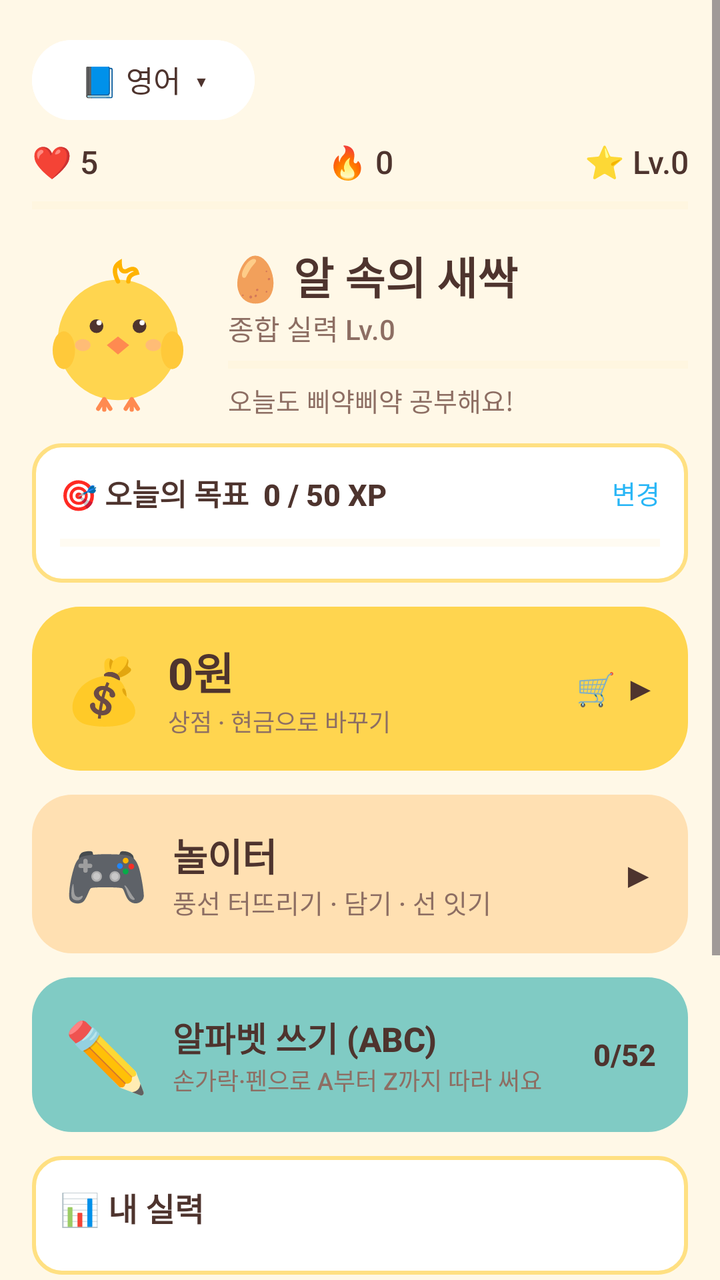
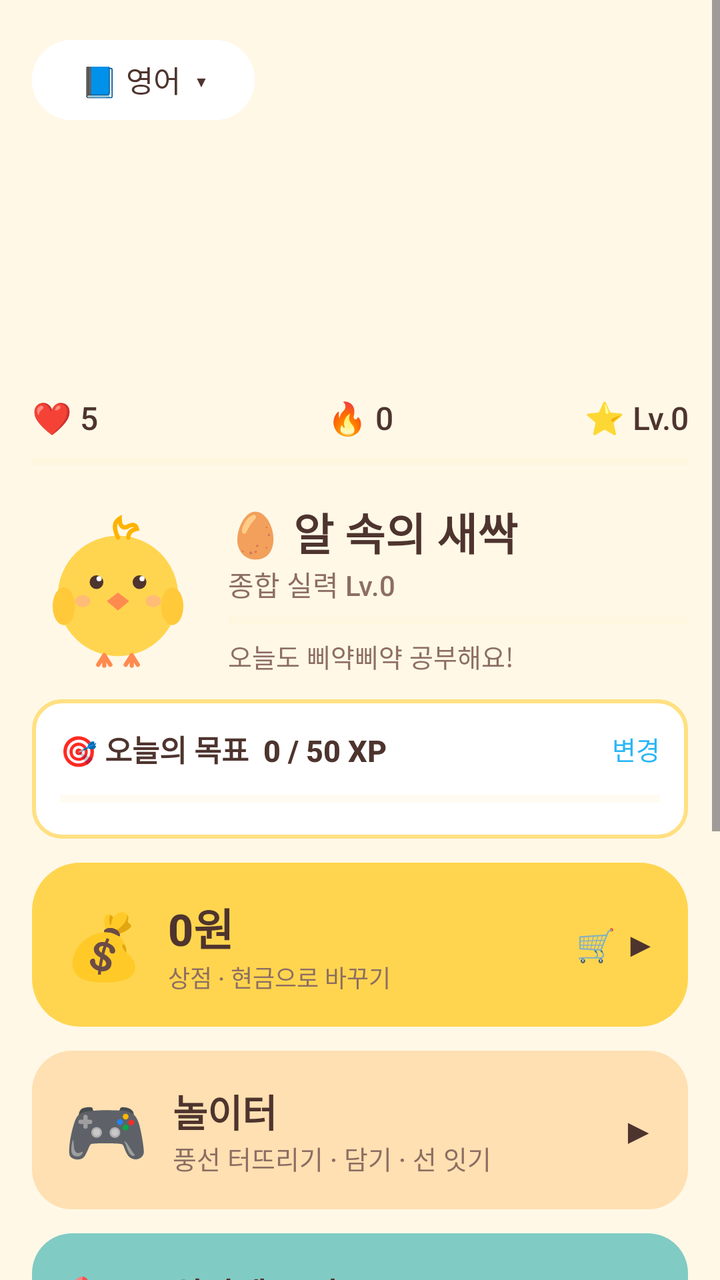

Compare the two renders of this Android layout. The source of the first and the diff that turns it into the second are given below.
<!-- AndroidManifest.xml: application theme Theme.Piyak -->
<!-- res/layout/activity_main.xml -->
<?xml version="1.0" encoding="utf-8"?>
<ScrollView xmlns:android="http://schemas.android.com/apk/res/android"
    android:layout_width="match_parent" android:layout_height="match_parent"
    android:fillViewport="true">

    <LinearLayout
        android:layout_width="match_parent" android:layout_height="wrap_content"
        android:orientation="vertical" android:padding="16dp">

        
        <Button android:id="@+id/btnSwitchSubject"
            android:layout_width="wrap_content" android:layout_height="wrap_content"
            android:text="📘 영어  ▾" android:textSize="15sp"
            android:backgroundTint="@color/white" android:textColor="@color/brown_text" />

        
        <LinearLayout
            android:layout_width="match_parent" android:layout_height="wrap_content"
            android:layout_marginTop="6dp"
            android:orientation="horizontal" android:gravity="center_vertical">
            <TextView android:id="@+id/txtHearts" android:layout_width="0dp" android:layout_height="wrap_content"
                android:layout_weight="1" android:textSize="16sp" android:text="❤️ 5" />
            <TextView android:id="@+id/txtStreak" android:layout_width="0dp" android:layout_height="wrap_content"
                android:layout_weight="1" android:gravity="center" android:textSize="16sp" android:text="🔥 0" />
            <TextView android:id="@+id/txtLevel" android:layout_width="0dp" android:layout_height="wrap_content"
                android:layout_weight="1" android:gravity="end" android:textSize="16sp" android:text="⭐ Lv.0" />
        </LinearLayout>

        <ProgressBar android:id="@+id/xpBar" style="?android:attr/progressBarStyleHorizontal"
            android:layout_width="match_parent" android:layout_height="10dp"
            android:layout_marginTop="6dp" android:max="100"
            android:progressTint="@color/chick_yellow_deep" android:progressBackgroundTint="@color/cream_dark" />

        
        <LinearLayout
            android:layout_width="match_parent" android:layout_height="wrap_content"
            android:orientation="horizontal" android:gravity="center_vertical"
            android:layout_marginTop="14dp">
            <ImageView android:id="@+id/imgMascot" android:layout_width="86dp" android:layout_height="86dp"
                android:src="@drawable/chick_neutral" android:contentDescription="삐약이" />
            <LinearLayout android:layout_width="0dp" android:layout_height="wrap_content"
                android:layout_weight="1" android:orientation="vertical" android:layout_marginStart="12dp">
                <TextView android:id="@+id/txtRank" android:layout_width="wrap_content" android:layout_height="wrap_content"
                    android:text="🥚 알 속의 새싹" android:textSize="22sp" android:textStyle="bold" />
                <TextView android:id="@+id/txtOverall" android:layout_width="wrap_content" android:layout_height="wrap_content"
                    android:text="종합 실력 Lv.0" android:textSize="14sp" android:textColor="@color/brown_soft" />
                <ProgressBar android:id="@+id/rankBar" style="?android:attr/progressBarStyleHorizontal"
                    android:layout_width="match_parent" android:layout_height="8dp"
                    android:layout_marginTop="4dp" android:max="100"
                    android:progressTint="@color/lavender_deep" android:progressBackgroundTint="@color/cream_dark" />
                <TextView android:id="@+id/txtGreeting" android:layout_width="wrap_content" android:layout_height="wrap_content"
                    android:layout_marginTop="4dp"
                    android:text="오늘도 삐약삐약 공부해요!" android:textSize="13sp" android:textColor="@color/brown_soft" />
            </LinearLayout>
        </LinearLayout>

        
        <LinearLayout android:id="@+id/goalBox"
            android:layout_width="match_parent" android:layout_height="wrap_content"
            android:orientation="vertical" android:layout_marginTop="12dp"
            android:padding="14dp" android:background="@drawable/bg_tile">
            <LinearLayout android:layout_width="match_parent" android:layout_height="wrap_content"
                android:orientation="horizontal" android:gravity="center_vertical">
                <TextView android:id="@+id/txtGoal" android:layout_width="0dp" android:layout_height="wrap_content"
                    android:layout_weight="1" android:text="🎯 오늘의 목표  0 / 50 XP"
                    android:textSize="15sp" android:textStyle="bold" />
                <TextView android:id="@+id/txtGoalEdit" android:layout_width="wrap_content" android:layout_height="wrap_content"
                    android:text="변경" android:textSize="13sp" android:textColor="@color/sky_deep" />
            </LinearLayout>
            <ProgressBar android:id="@+id/goalBar" style="?android:attr/progressBarStyleHorizontal"
                android:layout_width="match_parent" android:layout_height="12dp"
                android:layout_marginTop="8dp" android:max="100"
                android:progressTint="@color/coral" android:progressBackgroundTint="@color/cream_dark" />
        </LinearLayout>

        
        <LinearLayout android:id="@+id/cardWallet"
            android:layout_width="match_parent" android:layout_height="wrap_content"
            android:orientation="horizontal" android:gravity="center_vertical"
            android:layout_marginTop="12dp" android:padding="16dp"
            android:background="@drawable/bg_wallet">
            <TextView android:layout_width="wrap_content" android:layout_height="wrap_content"
                android:text="💰" android:textSize="32sp" />
            <LinearLayout android:layout_width="0dp" android:layout_height="wrap_content"
                android:layout_weight="1" android:orientation="vertical" android:layout_marginStart="12dp">
                <TextView android:id="@+id/txtCoins" android:layout_width="wrap_content" android:layout_height="wrap_content"
                    android:text="0원" android:textSize="22sp" android:textStyle="bold"
                    android:textColor="@color/brown_text" />
                <TextView android:layout_width="wrap_content" android:layout_height="wrap_content"
                    android:text="상점 · 현금으로 바꾸기" android:textSize="12sp"
                    android:textColor="@color/brown_soft" />
            </LinearLayout>
            <TextView android:layout_width="wrap_content" android:layout_height="wrap_content"
                android:text="🛒 ▶" android:textSize="16sp" android:textStyle="bold"
                android:textColor="@color/brown_text" />
        </LinearLayout>

        
        <LinearLayout android:id="@+id/cardPlayground"
            android:layout_width="match_parent" android:layout_height="wrap_content"
            android:layout_marginTop="12dp" android:background="@drawable/bg_playground"
            android:orientation="horizontal" android:padding="16dp" android:gravity="center_vertical">
            <TextView android:layout_width="wrap_content" android:layout_height="wrap_content"
                android:text="🎮" android:textSize="34sp" />
            <LinearLayout android:layout_width="0dp" android:layout_height="wrap_content"
                android:layout_weight="1" android:orientation="vertical" android:layout_marginStart="12dp">
                <TextView android:layout_width="wrap_content" android:layout_height="wrap_content"
                    android:text="놀이터" android:textSize="19sp" android:textStyle="bold"
                    android:textColor="@color/brown_text" />
                <TextView android:id="@+id/txtPlayground"
                    android:layout_width="wrap_content" android:layout_height="wrap_content"
                    android:text="풍선 터뜨리기 · 담기 · 선 잇기" android:textSize="13sp"
                    android:textColor="@color/brown_soft" />
            </LinearLayout>
            <TextView android:layout_width="wrap_content" android:layout_height="wrap_content"
                android:text="▶" android:textSize="18sp" android:textColor="@color/brown_text" />
        </LinearLayout>

        
        <LinearLayout android:id="@+id/cardAlphabet"
            android:layout_width="match_parent" android:layout_height="wrap_content"
            android:orientation="horizontal" android:gravity="center_vertical"
            android:layout_marginTop="12dp" android:padding="16dp"
            android:background="@drawable/bg_alphabet">
            <TextView android:layout_width="wrap_content" android:layout_height="wrap_content"
                android:text="✏️" android:textSize="34sp" />
            <LinearLayout android:layout_width="0dp" android:layout_height="wrap_content"
                android:layout_weight="1" android:orientation="vertical" android:layout_marginStart="12dp">
                <TextView android:layout_width="wrap_content" android:layout_height="wrap_content"
                    android:text="알파벳 쓰기 (ABC)" android:textSize="17sp" android:textStyle="bold"
                    android:textColor="@color/brown_text" />
                <TextView android:id="@+id/txtAlphabetSub" android:layout_width="wrap_content" android:layout_height="wrap_content"
                    android:text="손가락·펜으로 A부터 Z까지 따라 써요" android:textSize="12sp"
                    android:textColor="@color/brown_soft" />
            </LinearLayout>
            <TextView android:id="@+id/txtAlphabetCount" android:layout_width="wrap_content" android:layout_height="wrap_content"
                android:text="0/52" android:textSize="15sp" android:textStyle="bold"
                android:textColor="@color/brown_text" />
        </LinearLayout>

        
        <LinearLayout
            android:layout_width="match_parent" android:layout_height="wrap_content"
            android:orientation="vertical" android:layout_marginTop="12dp"
            android:padding="14dp" android:background="@drawable/bg_tile">
            <LinearLayout android:layout_width="match_parent" android:layout_height="wrap_content"
                android:orientation="horizontal" android:gravity="center_vertical">
                <TextView android:layout_width="0dp" android:layout_height="wrap_content" android:layout_weight="1"
                    android:text="📊 내 실력" android:textSize="16sp" android:textStyle="bold" />
                <TextView android:id="@+id/txtWeakest" android:layout_width="wrap_content" android:layout_height="wrap_content"
                    android:textSize="12sp" android:textColor="@color/brown_soft" />
            </LinearLayout>
            <LinearLayout android:id="@+id/skillsBox"
                android:layout_width="match_parent" android:layout_height="wrap_content"
                android:orientation="vertical" android:layout_marginTop="8dp" />
        </LinearLayout>

        
        <LinearLayout
            android:id="@+id/bannerPlacement"
            android:layout_width="match_parent" android:layout_height="wrap_content"
            android:layout_marginTop="14dp" android:background="@drawable/bg_banner"
            android:orientation="horizontal" android:padding="16dp" android:gravity="center_vertical">
            <TextView android:id="@+id/txtPlacement"
                android:layout_width="0dp" android:layout_height="wrap_content" android:layout_weight="1"
                android:text="🎯 레벨테스트로 내 위치 찾기!\n25문제로 딱 맞는 레벨을 정해줘요"
                android:textColor="@color/white" android:textSize="15sp" android:textStyle="bold" />
            <TextView android:layout_width="wrap_content" android:layout_height="wrap_content"
                android:text="GO ▶" android:textColor="@color/white" android:textSize="18sp" android:textStyle="bold" />
        </LinearLayout>

        
        <TextView android:layout_width="wrap_content" android:layout_height="wrap_content"
            android:layout_marginTop="18dp" android:text="📚 학습 코스"
            android:textSize="16sp" android:textStyle="bold" />
        <LinearLayout android:id="@+id/tracksBox"
            android:layout_width="match_parent" android:layout_height="wrap_content"
            android:orientation="vertical" android:layout_marginTop="4dp" />

        
        <LinearLayout
            android:layout_width="match_parent" android:layout_height="wrap_content"
            android:orientation="horizontal" android:layout_marginTop="12dp">
            <Button android:id="@+id/btnReview" android:layout_width="0dp" android:layout_height="wrap_content"
                android:layout_weight="1" android:text="💊 오답 0" />
            <Button android:id="@+id/btnStats" android:layout_width="0dp" android:layout_height="wrap_content"
                android:layout_weight="1" android:layout_marginStart="8dp" android:text="📊 통계" />
            <Button android:id="@+id/btnSettings" android:layout_width="0dp" android:layout_height="wrap_content"
                android:layout_weight="1" android:layout_marginStart="8dp" android:text="⚙️ 설정" />
        </LinearLayout>
    </LinearLayout>
</ScrollView>
<!-- resources referenced by this layout -->
<resources>
  <color name="brown_soft">#8D6E63</color>
  <color name="brown_text">#4E342E</color>
  <color name="chick_yellow_deep">#FFB300</color>
  <color name="coral">#FF8A80</color>
  <color name="cream_dark">#FFF0CC</color>
  <color name="lavender_deep">#7E57C2</color>
  <color name="sky_deep">#29B6F6</color>
  <color name="white">#FFFFFF</color>
  <!-- drawable bg_alphabet (drawable) -->
  <?xml version="1.0" encoding="utf-8"?>
  <shape xmlns:android="http://schemas.android.com/apk/res/android" android:shape="rectangle">
      <solid android:color="@color/mint"/>
      <corners android:radius="20dp"/>
  </shape>
  <!-- drawable bg_banner (drawable) -->
  <?xml version="1.0" encoding="utf-8"?>
  <shape xmlns:android="http://schemas.android.com/apk/res/android" android:shape="rectangle">
      <solid android:color="@color/lavender"/>
      <corners android:radius="20dp"/>
  </shape>
  <!-- drawable bg_playground (drawable) -->
  <?xml version="1.0" encoding="utf-8"?>
  <shape xmlns:android="http://schemas.android.com/apk/res/android" android:shape="rectangle">
      <solid android:color="#FFE0B2"/>
      <corners android:radius="20dp"/>
  </shape>
  <!-- drawable bg_tile (drawable) -->
  <?xml version="1.0" encoding="utf-8"?>
  <shape xmlns:android="http://schemas.android.com/apk/res/android" android:shape="rectangle">
      <solid android:color="@color/white"/>
      <stroke android:width="2dp" android:color="@color/tile_border"/>
      <corners android:radius="14dp"/>
  </shape>
  <!-- drawable bg_wallet (drawable) -->
  <?xml version="1.0" encoding="utf-8"?>
  <shape xmlns:android="http://schemas.android.com/apk/res/android" android:shape="rectangle">
      <solid android:color="@color/chick_yellow"/>
      <corners android:radius="24dp"/>
  </shape>
  <style name="Theme.Piyak" parent="Theme.Material3.Light.NoActionBar">
          <item name="colorPrimary">@color/chick_yellow</item>
          <item name="colorOnPrimary">@color/brown_text</item>
          <item name="colorPrimaryContainer">@color/cream_dark</item>
          <item name="colorOnPrimaryContainer">@color/brown_text</item>
          <item name="colorSecondary">@color/coral</item>
          <item name="colorOnSecondary">@color/white</item>
          <item name="android:windowBackground">@color/cream</item>
          <item name="android:statusBarColor">@color/cream</item>
          <item name="android:windowLightStatusBar">true</item>
          <item name="android:navigationBarColor">@color/cream</item>
          <item name="android:textColor">@color/brown_text</item>
          <item name="android:fontFamily">sans-serif-medium</item>
      </style>
  <color name="mint">#80CBC4</color>
  <color name="lavender">#B39DDB</color>
  <color name="tile_border">#FFE082</color>
  <color name="chick_yellow">#FFD54F</color>
  <color name="cream">#FFF8E7</color>
  <!-- unchanged entries left out for length: 1 -->
</resources>

<!-- the commit's change to res/layout/activity_main.xml (unified diff, before → after) -->
@@ -12,6 +12,12 @@
             android:layout_width="wrap_content" android:layout_height="wrap_content"
             android:text="📘 영어  ▾" android:textSize="15sp"
             android:backgroundTint="@color/white" android:textColor="@color/brown_text" />
+
+        
+        <ImageView android:id="@+id/imgBanner"
+            android:layout_width="match_parent" android:layout_height="120dp"
+            android:layout_marginTop="8dp" android:scaleType="centerCrop"
+            android:contentDescription="풍경" />
 
         
         <LinearLayout
